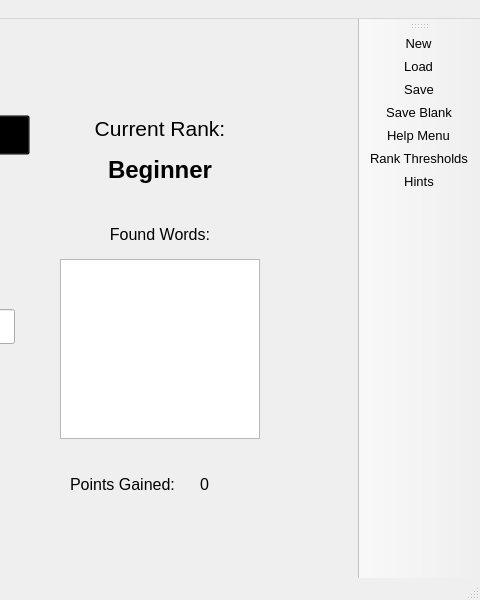
The window that BigPythonEnergy/ui/gameBox.ui (mucsci-students/2023fa-420-BigPythonEnergy) describes before a commit, drawn with Qt 5; both pictures show x 320 to 800 and y 0 to 600 of the 800 by 600 pixel window.
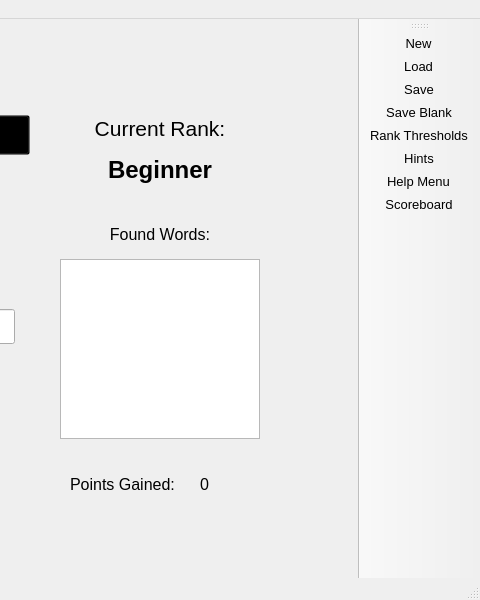
The same window after the commit. Icons and pictures are not drawn.

Diff of the .ui file:
```diff
--- a/BigPythonEnergy/ui/gameBox.ui
+++ b/BigPythonEnergy/ui/gameBox.ui
@@ -563,9 +563,10 @@
    <addaction name="actionLoad"/>
    <addaction name="actionSave"/>
    <addaction name="actionSave_Blank"/>
-   <addaction name="actionAbout"/>
    <addaction name="action_Rank_Thresholds"/>
    <addaction name="actionHints"/>
+   <addaction name="actionAbout"/>
+   <addaction name="actionScoreboard"/>
   </widget>
   <action name="actionLoad">
    <property name="icon">
```
Left out of the diff: 8 changed lines with no effect on the pictures.
